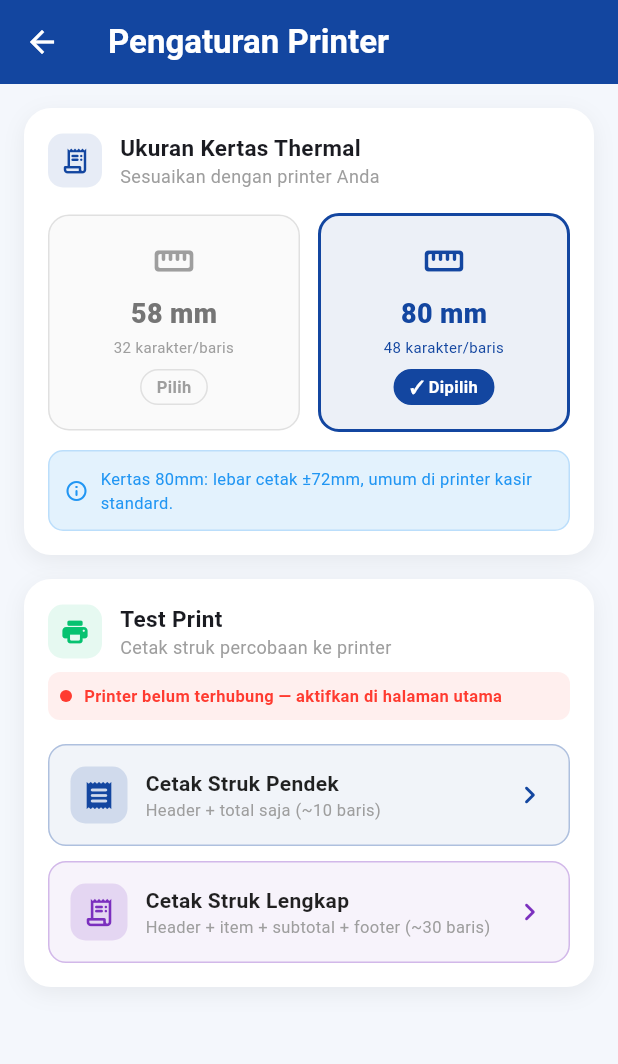
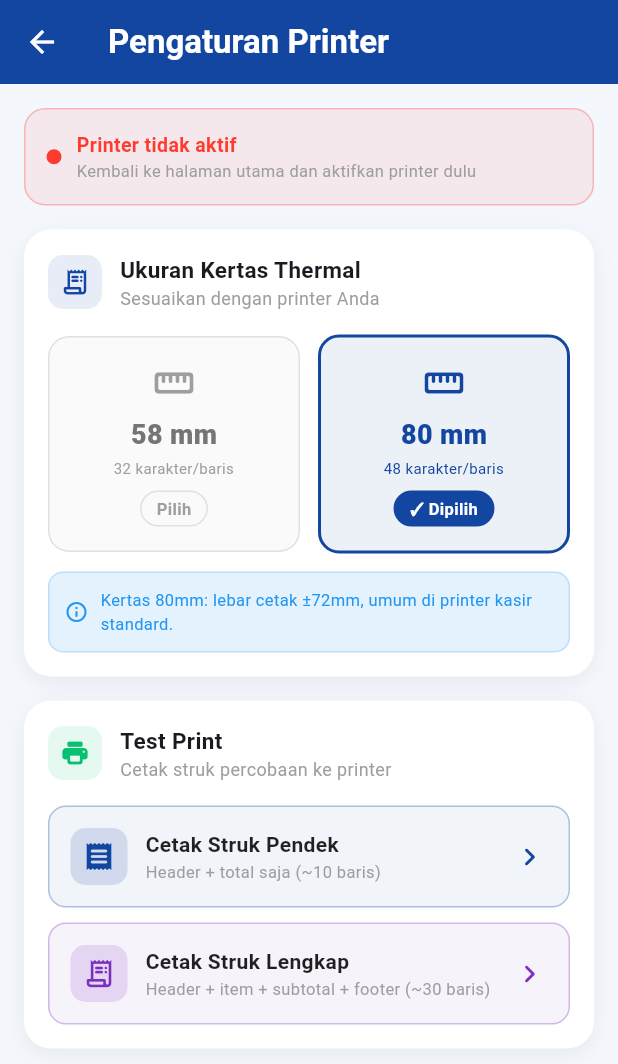
Before and after one commit to AsepSaepudin808/sdr_printer_manager, a Flutter app: the screen it shows after launch, after a tap on the "settings" icon, on a phone screen of 412 x 824 dp. Shown: the top 1064 px of the screen. Run offline on Flutter 3.47's test engine with Material 3 defaults, Android fonts, the phone set to English and light mode, and no system bars; our stand-ins replace permission_handler, shared_preferences, shelf; missing offline and left inert: network_info_plus, print_bluetooth_thermal, shelf_router.

```diff
--- a/lib/screens/settings_screen.dart
+++ b/lib/screens/settings_screen.dart
@@ -1,3 +1,4 @@
+import 'dart:typed_data';
 import 'package:flutter/material.dart';
 import 'package:shared_preferences/shared_preferences.dart';
 import '../utils/escpos_helper.dart';
@@ -13,7 +14,7 @@ class SettingsScreen extends StatefulWidget {
 
 class _SettingsScreenState extends State<SettingsScreen> {
   PaperSize _paperSize = PaperSize.mm80;
-  bool _isPrinting = false;
+  bool _isPrinting    = false;
   String _printStatus = '';
 
   static const Color _primary   = Color(0xFF1346A0);
@@ -44,25 +45,45 @@ class _SettingsScreenState extends State<SettingsScreen> {
   }
 
   Future<void> _doPrint(Uint8List data, String label) async {
-    if (!widget.btService.isConnected) {
-      _setStatus('❌ Printer belum terhubung!\nAktifkan printer di halaman utama dulu.', isError: true);
-      return;
-    }
     setState(() {
-      _isPrinting = true;
+      _isPrinting  = true;
       _printStatus = '';
     });
+
+    // Cek koneksi aktual
+    final connected = await widget.btService.checkConnection();
+
+    if (!connected) {
+      // Coba reconnect otomatis pakai lastAddress
+      final addr = widget.btService.lastAddress;
+      if (addr != null && addr.isNotEmpty) {
+        setState(() => _printStatus = '🔄 Menghubungkan ulang...');
+        final reconnected = await widget.btService.connect(addr);
+        if (!reconnected) {
+          setState(() {
+            _isPrinting  = false;
+            _printStatus =
+            '❌ Printer terputus!\nKembali ke halaman utama dan aktifkan printer kembali.';
+          });
+          return;
+        }
+      } else {
+        setState(() {
+          _isPrinting  = false;
+          _printStatus =
+          '❌ Printer belum terhubung!\nAktifkan printer di halaman utama dulu.';
+        });
+        return;
+      }
+    }
+
     final ok = await widget.btService.sendRaw(data);
     setState(() {
-      _isPrinting = false;
+      _isPrinting  = false;
       _printStatus = ok
           ? '✅ $label berhasil dicetak!'
-          : '❌ Gagal mencetak. Cek koneksi printer.';
+          : '❌ Gagal mencetak.\nPastikan printer menyala dan kertas tersedia.';
     });
-  }
-
-  void _setStatus(String msg, {bool isError = false}) {
-    setState(() => _printStatus = msg);
   }
 
   @override
@@ -81,6 +102,8 @@ class _SettingsScreenState extends State<SettingsScreen> {
         child: Column(
           crossAxisAlignment: CrossAxisAlignment.stretch,
           children: [
+            _buildConnectionStatus(),
+            const SizedBox(height: 16),
             _buildPaperSizeCard(),
             const SizedBox(height: 16),
             _buildTestPrintCard(),
@@ -90,6 +113,59 @@ class _SettingsScreenState extends State<SettingsScreen> {
             ],
           ],
         ),
+      ),
+    );
+  }
+
+  // ── STATUS KONEKSI ───────────────────────────────────────────────
+  Widget _buildConnectionStatus() {
+    final connected = widget.btService.isConnected;
+    return Container(
+      padding: const EdgeInsets.all(14),
+      decoration: BoxDecoration(
+        color: connected
+            ? _success.withValues(alpha: 0.08)
+            : _danger.withValues(alpha: 0.08),
+        borderRadius: BorderRadius.circular(14),
+        border: Border.all(
+          color: connected
+              ? _success.withValues(alpha: 0.3)
+              : _danger.withValues(alpha: 0.3),
+        ),
+      ),
+      child: Row(
+        children: [
+          Container(
+            width: 10,
+            height: 10,
+            decoration: BoxDecoration(
+              color: connected ? _success : _danger,
+              shape: BoxShape.circle,
+            ),
+          ),
+          const SizedBox(width: 10),
+          Expanded(
+            child: Column(
+              crossAxisAlignment: CrossAxisAlignment.start,
+              children: [
+                Text(
+                  connected
+                      ? 'Printer terhubung — siap test print'
+                      : 'Printer tidak aktif',
+                  style: TextStyle(
+                      color: connected ? _success : _danger,
+                      fontWeight: FontWeight.w700,
+                      fontSize: 13),
+                ),
+                if (!connected)
+                  const Text(
+                    'Kembali ke halaman utama dan aktifkan printer dulu',
+                    style: TextStyle(fontSize: 11, color: Colors.grey),
+                  ),
+              ],
+            ),
+          ),
+        ],
       ),
     );
   }
@@ -119,7 +195,8 @@ class _SettingsScreenState extends State<SettingsScreen> {
                       style: TextStyle(
                           fontWeight: FontWeight.w700, fontSize: 15)),
                   Text('Sesuaikan dengan printer Anda',
-                      style: TextStyle(fontSize: 12, color: Colors.grey)),
+                      style:
+                      TextStyle(fontSize: 12, color: Colors.grey)),
                 ],
               ),
             ],
@@ -132,7 +209,6 @@ class _SettingsScreenState extends State<SettingsScreen> {
                   size: PaperSize.mm58,
                   label: '58 mm',
                   sub: '32 karakter/baris',
-                  icon: Icons.straighten_rounded,
                 ),
               ),
               const SizedBox(width: 12),
@@ -141,7 +217,6 @@ class _SettingsScreenState extends State<SettingsScreen> {
                   size: PaperSize.mm80,
                   label: '80 mm',
                   sub: '48 karakter/baris',
-                  icon: Icons.straighten_rounded,
                 ),
               ),
             ],
@@ -164,7 +239,8 @@ class _SettingsScreenState extends State<SettingsScreen> {
                     _paperSize == PaperSize.mm58
                         ? 'Kertas 58mm: lebar cetak ±48mm, umum di printer portable kecil.'
                         : 'Kertas 80mm: lebar cetak ±72mm, umum di printer kasir standard.',
-                    style: const TextStyle(fontSize: 11, color: Colors.blue),
+                    style: const TextStyle(
+                        fontSize: 11, color: Colors.blue),
                   ),
                 ),
               ],
@@ -179,14 +255,14 @@ class _SettingsScreenState extends State<SettingsScreen> {
     required PaperSize size,
     required String label,
     required String sub,
-    required IconData icon,
   }) {
     final selected = _paperSize == size;
     return GestureDetector(
       onTap: () => _savePaperSize(size),
       child: AnimatedContainer(
         duration: const Duration(milliseconds: 200),
-        padding: const EdgeInsets.symmetric(vertical: 16, horizontal: 12),
+        padding:
+        const EdgeInsets.symmetric(vertical: 16, horizontal: 12),
         decoration: BoxDecoration(
           color: selected
               ? _primary.withValues(alpha: 0.08)
@@ -199,7 +275,7 @@ class _SettingsScreenState extends State<SettingsScreen> {
         ),
         child: Column(
           children: [
-            Icon(icon,
+            Icon(Icons.straighten_rounded,
                 color: selected ? _primary : Colors.grey, size: 28),
             const SizedBox(height: 8),
             Text(label,
@@ -221,7 +297,9 @@ class _SettingsScreenState extends State<SettingsScreen> {
                 color: selected ? _primary : Colors.transparent,
                 borderRadius: BorderRadius.circular(20),
                 border: Border.all(
-                    color: selected ? _primary : Colors.grey.shade300),
+                    color: selected
+                        ? _primary
+                        : Colors.grey.shade300),
               ),
               child: Text(
                 selected ? '✓ Dipilih' : 'Pilih',
@@ -262,49 +340,13 @@ class _SettingsScreenState extends State<SettingsScreen> {
                       style: TextStyle(
                           fontWeight: FontWeight.w700, fontSize: 15)),
                   Text('Cetak struk percobaan ke printer',
-                      style: TextStyle(fontSize: 12, color: Colors.grey)),
+                      style:
+                      TextStyle(fontSize: 12, color: Colors.grey)),
                 ],
               ),
             ],
           ),
-          const SizedBox(height: 8),
-          Container(
-            padding: const EdgeInsets.all(8),
-            decoration: BoxDecoration(
-              color: widget.btService.isConnected
-                  ? _success.withValues(alpha: 0.08)
-                  : _danger.withValues(alpha: 0.08),
-              borderRadius: BorderRadius.circular(8),
-            ),
-            child: Row(
-              children: [
-                Container(
-                  width: 8,
-                  height: 8,
-                  decoration: BoxDecoration(
-                    color: widget.btService.isConnected
-                        ? _success
-                        : _danger,
-                    shape: BoxShape.circle,
-                  ),
-                ),
-                const SizedBox(width: 8),
-                Text(
-                  widget.btService.isConnected
-                      ? 'Printer terhubung — siap test print'
-                      : 'Printer belum terhubung — aktifkan di halaman utama',
-                  style: TextStyle(
-                      fontSize: 11,
-                      color: widget.btService.isConnected
-                          ? _success
-                          : _danger,
-                      fontWeight: FontWeight.w600),
-                ),
-              ],
-            ),
-          ),
           const SizedBox(height: 16),
-          // Struk pendek
           _testBtn(
             label: 'Cetak Struk Pendek',
             sub: 'Header + total saja (~10 baris)',
@@ -318,7 +360,6 @@ class _SettingsScreenState extends State<SettingsScreen> {
             ),
           ),
           const SizedBox(height: 10),
-          // Struk panjang
           _testBtn(
             label: 'Cetak Struk Lengkap',
             sub: 'Header + item + subtotal + footer (~30 baris)',
@@ -333,17 +374,21 @@ class _SettingsScreenState extends State<SettingsScreen> {
           ),
           if (_isPrinting) ...[
             const SizedBox(height: 16),
-            const Row(
+            Row(
               mainAxisAlignment: MainAxisAlignment.center,
               children: [
-                SizedBox(
+                const SizedBox(
                   width: 18,
                   height: 18,
                   child: CircularProgressIndicator(strokeWidth: 2),
                 ),
-                SizedBox(width: 10),
-                Text('Mengirim ke printer...',
-                    style: TextStyle(color: Colors.grey)),
+                const SizedBox(width: 10),
+                Text(
+                  _printStatus.contains('Menghubungkan')
+                      ? _printStatus
+                      : 'Mengirim ke printer...',
+                  style: const TextStyle(color: Colors.grey),
+                ),
               ],
             ),
           ],
@@ -369,9 +414,10 @@ class _SettingsScreenState extends State<SettingsScreen> {
               : color.withValues(alpha: 0.06),
           borderRadius: BorderRadius.circular(12),
           border: Border.all(
-              color: onTap == null
-                  ? Colors.grey.shade200
-                  : color.withValues(alpha: 0.3)),
+            color: onTap == null
+                ? Colors.grey.shade200
+                : color.withValues(alpha: 0.3),
+          ),
         ),
         child: Row(
           children: [
@@ -384,7 +430,8 @@ class _SettingsScreenState extends State<SettingsScreen> {
                 borderRadius: BorderRadius.circular(10),
               ),
               child: Icon(icon,
-                  color: onTap == null ? Colors.grey : color, size: 22),
+                  color: onTap == null ? Colors.grey : color,
+                  size: 22),
             ),
             const SizedBox(width: 12),
             Expanded(
@@ -395,7 +442,9 @@ class _SettingsScreenState extends State<SettingsScreen> {
                       style: TextStyle(
                           fontWeight: FontWeight.w700,
                           fontSize: 14,
-                          color: onTap == null ? Colors.grey : Colors.black87)),
+                          color: onTap == null
+                              ? Colors.grey
+                              : Colors.black87)),
                   Text(sub,
                       style: const TextStyle(
                           fontSize: 11, color: Colors.grey)),
@@ -403,7 +452,9 @@ class _SettingsScreenState extends State<SettingsScreen> {
               ),
             ),
             Icon(Icons.chevron_right_rounded,
-                color: onTap == null ? Colors.grey.shade300 : color),
+                color: onTap == null
+                    ? Colors.grey.shade300
+                    : color),
           ],
         ),
       ),
@@ -421,9 +472,10 @@ class _SettingsScreenState extends State<SettingsScreen> {
             : _danger.withValues(alpha: 0.08),
         borderRadius: BorderRadius.circular(14),
         border: Border.all(
-            color: isOk
-                ? _success.withValues(alpha: 0.3)
-                : _danger.withValues(alpha: 0.3)),
+          color: isOk
+              ? _success.withValues(alpha: 0.3)
+              : _danger.withValues(alpha: 0.3),
+        ),
       ),
       child: Text(
         _printStatus,
--- a/lib/utils/escpos_helper.dart
+++ b/lib/utils/escpos_helper.dart
@@ -231,7 +231,7 @@ class EscPosHelper {
 
     // ── INFO TEST ──
     b.addAll(align(1));
-    b.addAll(text('[ Test $paperLabel - ${w} karakter/baris ]\n'));
+    b.addAll(text('[ Test $paperLabel - $w karakter/baris ]\n'));
     b.addAll(divider(size));
 
     // ── FOOTER ──
```
Also changed, not shown: lib/screens/home_screen.dart (+51 -51 lines), lib/services/bluetooth_service.dart (+47 -6 lines), 10 other files.
